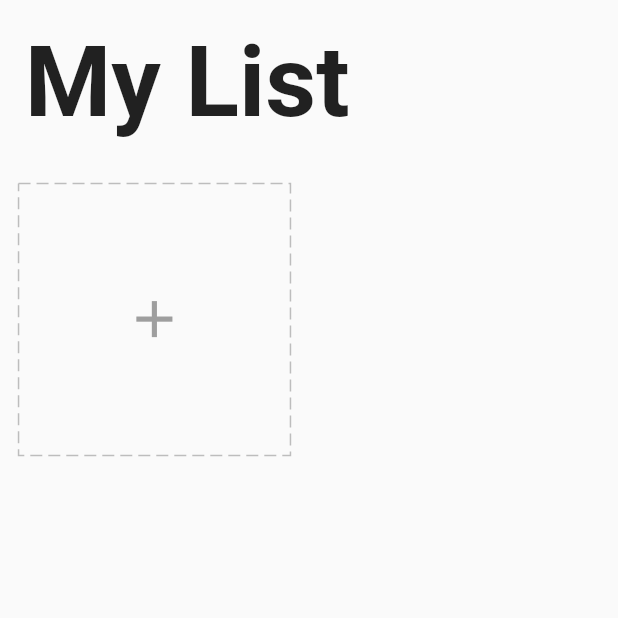
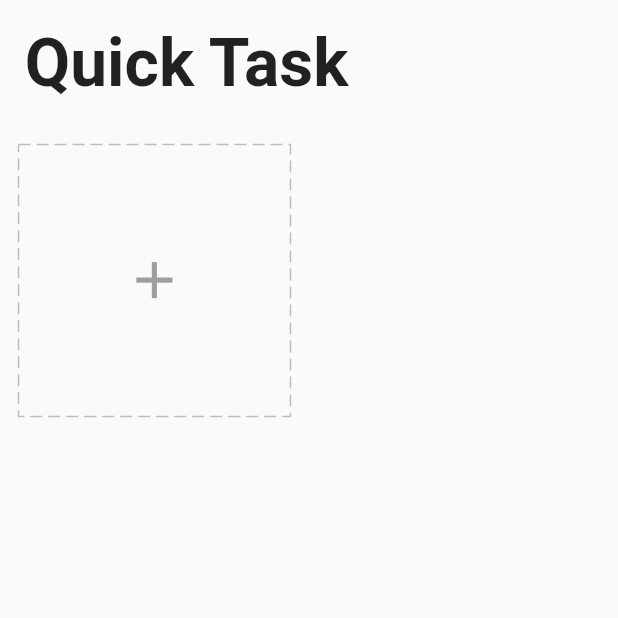
Before and after one commit to Jyoti-Chakma/Quick-Task, a Flutter app: the screen it shows after launch, on a phone screen of 412 x 824 dp, the top half of it. Run offline on Flutter 3.47's test engine with Material 2 defaults, Android fonts, the light colour scheme and no system bars; drawn by our look-alikes of dotted_border; our stand-ins replace equatable, flutter_easyloading, get, get_storage, step_progress_indicator.

Commit message:
added services for task

```diff
--- a/lib/app/data/services/storage/services.dart
+++ b/lib/app/data/services/storage/services.dart
@@ -6,7 +6,8 @@ class StorageService extends GetxService {
   late GetStorage _box;
   Future<StorageService> init() async {
     _box = GetStorage();
-    await _box.writeIfNull(taskKey, []);
+    await _box.write(taskKey, []);
+    // await _box.writeIfNull(taskKey, []);
     return this;
   }
 
--- a/lib/app/module/detail/home/view.dart
+++ b/lib/app/module/detail/home/view.dart
@@ -2,8 +2,10 @@ import 'package:flutter/cupertino.dart';
 import 'package:flutter/material.dart';
 import 'package:get/get.dart';
 import 'package:quick_task/app/core/utils/extension.dart';
+import 'package:quick_task/app/data/models/task.dart';
 import 'package:quick_task/app/module/detail/home/controller.dart';
 import 'package:quick_task/app/module/detail/home/widgets/add_card.dart';
+import 'package:quick_task/app/module/detail/home/widgets/task_card.dart';
 
 class HomePage extends GetView<HomeController> {
   const HomePage({Key? key}) : super(key: key);
@@ -17,18 +19,25 @@ class HomePage extends GetView<HomeController> {
           Padding(
             padding: EdgeInsets.all(4.0.wp),
             child: Text(
-              "My List",
+              "Quick Task",
               style: TextStyle(
-                fontSize: 24.0.sp,
+                fontSize: 16.0.sp,
                 fontWeight: FontWeight.bold,
               ),
             ),
           ),
-          GridView.count(
-            crossAxisCount: 2,
-            shrinkWrap: true,
-            physics: const ClampingScrollPhysics(),
-            children: [AddCard()],
+          Obx(
+            () => GridView.count(
+              crossAxisCount: 2,
+              shrinkWrap: true,
+              physics: const ClampingScrollPhysics(),
+              children: [
+                ...controller.tasks
+                    .map((element) => TaskCard(task: element))
+                    .toList(),
+                AddCard()
+              ],
+            ),
           ),
         ],
       ),
--- a/pubspec.yaml
+++ b/pubspec.yaml
@@ -40,6 +40,7 @@ dependencies:
   equatable: ^2.0.5
   flutter_easyloading: ^3.0.5
   dotted_border: ^2.0.0+3
+  step_progress_indicator: ^1.0.2
 
 dev_dependencies:
   flutter_test:
```
Also changed, not shown: lib/app/module/detail/home/widgets/task_card.dart (added, +84 -0 lines), pubspec.lock.
